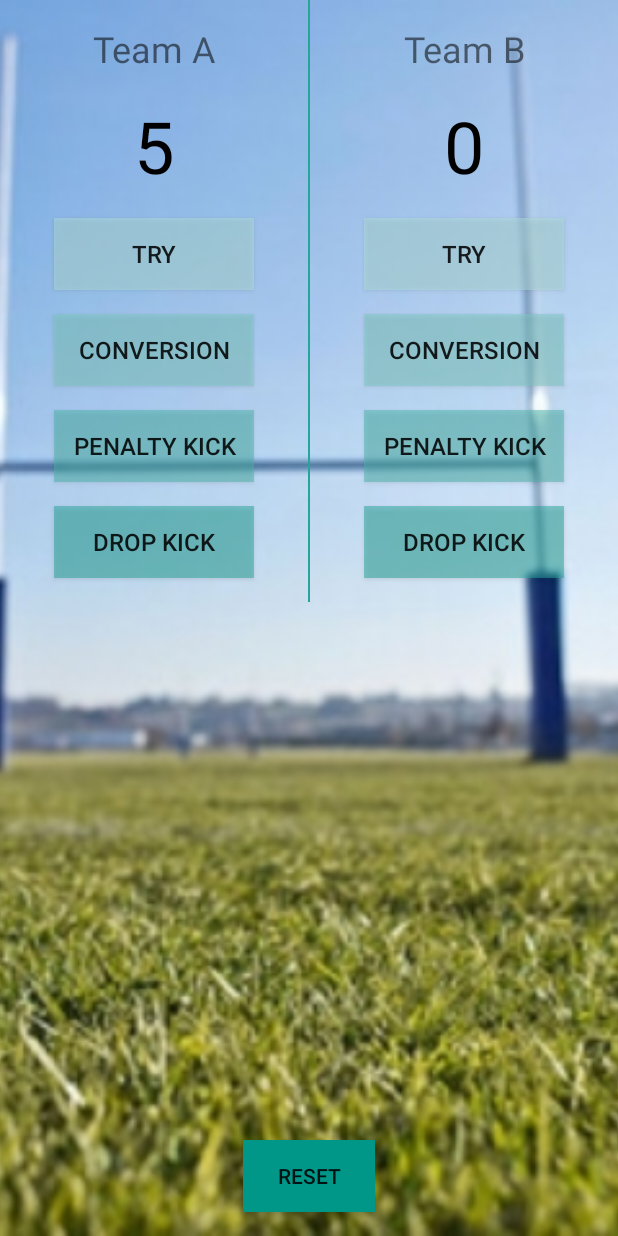
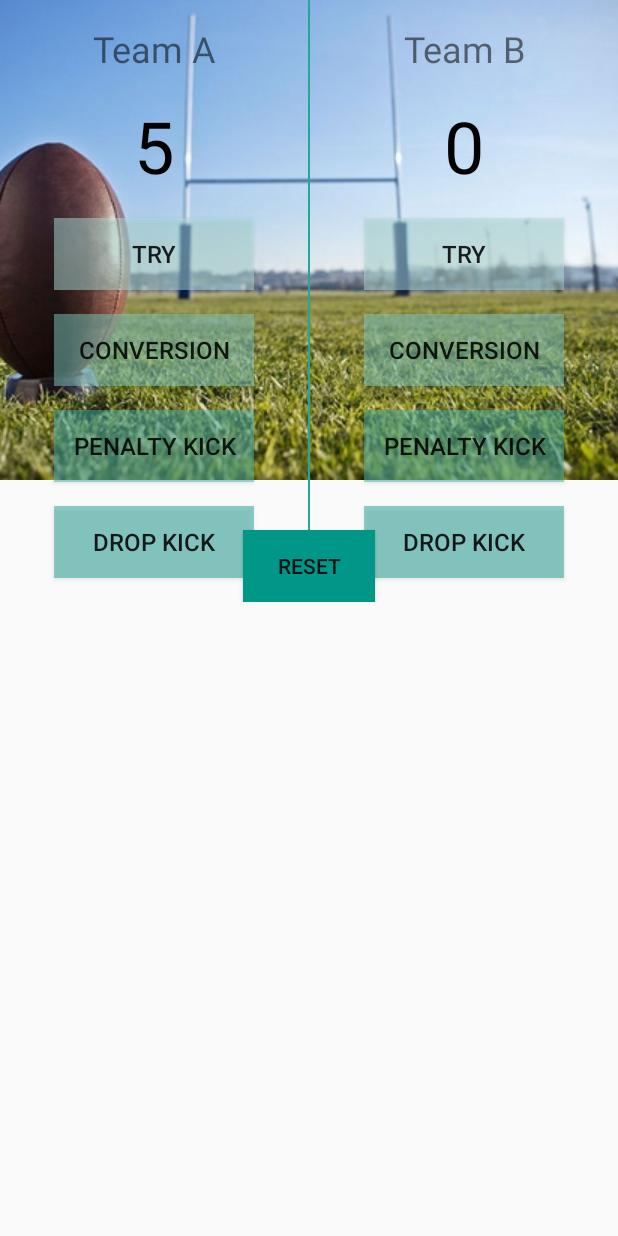
Before and after one commit to Ianwelly/RugbyScorer2, an Android app: the screen it shows after launch (MainActivity), after a tap on "TRY", on a phone screen of 412 x 824 dp. Run offline under Robolectric (Android 15) with nearby library versions, the phone set to English and light mode, and no system bars.

Commit message:
Made all changes recommended by reviewer, but adding scroll view squashes all the views together.

```diff
--- a/app/src/main/AndroidManifest.xml
+++ b/app/src/main/AndroidManifest.xml
@@ -8,7 +8,9 @@
         android:label="@string/app_name"
         android:supportsRtl="true"
         android:theme="@style/AppTheme">
-        <activity android:name=".MainActivity">
+        <activity
+            android:name=".MainActivity"
+            android:configChanges="orientation">
             <intent-filter>
                 <action android:name="android.intent.action.MAIN" />
                 <category android:name="android.intent.category.LAUNCHER" />
--- a/app/src/main/java/com/example/android/rugbyscorer/MainActivity.java
+++ b/app/src/main/java/com/example/android/rugbyscorer/MainActivity.java
@@ -6,8 +6,8 @@ import android.view.View;
 import android.widget.TextView;
 
 public class MainActivity extends AppCompatActivity {
-    int scoreTeamA = 0;
-    int scoreTeamB = 0;
+   private int scoreTeamA = 0;
+    private int scoreTeamB = 0;
 
     @Override
     protected void onCreate(Bundle savedInstanceState) {
@@ -16,22 +16,22 @@ public class MainActivity extends AppCompatActivity {
     }
 
     public void scoreATryForTeamA(View v) {
-        scoreTeamA = scoreTeamA + 5;
+        scoreTeamA += 5;
         displayForTeamA(scoreTeamA);
     }
 
     public void scoreAConversionForTeamA(View v) {
-        scoreTeamA = scoreTeamA + 2;
+        scoreTeamA += 2;
         displayForTeamA(scoreTeamA);
     }
 
     public void scoreAPenaltyForTeamA(View v) {
-        scoreTeamA = scoreTeamA + 3;
+        scoreTeamA += 3;
         displayForTeamA(scoreTeamA);
     }
 
     public void scoreADropGoalForTeamA(View v) {
-        scoreTeamA = scoreTeamA + 3;
+        scoreTeamA += 3;
         displayForTeamA(scoreTeamA);
     }
 
@@ -48,22 +48,22 @@ public class MainActivity extends AppCompatActivity {
      */
 
     public void scoreATryForTeamB(View view) {
-        scoreTeamB = scoreTeamB + 5;
+        scoreTeamB += 5;
         displayForTeamB(scoreTeamB);
     }
 
     public void scoreAConversionTeamB(View v) {
-        scoreTeamB = scoreTeamB + 2;
+        scoreTeamB += 2;
         displayForTeamB(scoreTeamB);
     }
 
     public void scoreAPenaltyForTeamB(View v) {
-        scoreTeamB = scoreTeamB + 3;
+        scoreTeamB += 3;
         displayForTeamB(scoreTeamB);
     }
 
     public void scoreADropGoalForTeamB(View v) {
-        scoreTeamB = scoreTeamB + 3;
+        scoreTeamB += 3;
         displayForTeamB(scoreTeamB);
     }
 
--- a/app/src/main/res/layout/activity_main.xml
+++ b/app/src/main/res/layout/activity_main.xml
@@ -1,10 +1,19 @@
 <?xml version="1.0" encoding="utf-8"?>
-<RelativeLayout xmlns:android="http://schemas.android.com/apk/res/android"
+
+
+<ScrollView xmlns:android="http://schemas.android.com/apk/res/android"
     xmlns:tools="http://schemas.android.com/tools"
+    android:layout_height="match_parent"
+    android:layout_width="wrap_content"
+    >
+
+    <RelativeLayout
+        tools:context="com.example.android.rugbyscorer.MainActivity"
         android:id="@+id/activity_main"
         android:layout_width="match_parent"
-android:layout_height="match_parent"
-tools:context="com.example.android.rugbyscorer.MainActivity">
+        android:layout_height="wrap_content">
+
+
 
         <ImageView
             android:layout_width="match_parent"
@@ -40,7 +49,7 @@ tools:context="com.example.android.rugbyscorer.MainActivity">
                     android:paddingLeft="8dp"
                     android:paddingRight="8dp"
                     android:text="@string/_0"
-            android:textColor="#000000"
+                    android:textColor="@color/team_a_score_text_color"
                     android:textSize="48sp" />
 
                 <Button
@@ -50,10 +59,10 @@ tools:context="com.example.android.rugbyscorer.MainActivity">
                     android:layout_marginBottom="16dp"
                     android:layout_marginLeft="36dp"
                     android:layout_marginRight="36dp"
-            android:background="#80B2DFDB"
+                    android:background="@color/team_a_try_button_bground_color"
                     android:onClick="scoreATryForTeamA"
                     android:text="@string/Try"
-            android:textSize="16dp" />
+                    android:textSize="16sp" />
 
                 <Button
                     android:id="@+id/conversion_team_a"
@@ -62,10 +71,10 @@ tools:context="com.example.android.rugbyscorer.MainActivity">
                     android:layout_marginBottom="16dp"
                     android:layout_marginLeft="36dp"
                     android:layout_marginRight="36dp"
-            android:background="#8080CBC4"
+                    android:background="@color/team_a_conversion_button_bground_color"
                     android:onClick="scoreAConversionForTeamA"
                     android:text="@string/conversion"
-            android:textSize="16dp" />
+                    android:textSize="16sp" />
 
                 <Button
                     android:id="@+id/penalty_team_a"
@@ -74,10 +83,10 @@ tools:context="com.example.android.rugbyscorer.MainActivity">
                     android:layout_marginBottom="16dp"
                     android:layout_marginLeft="36dp"
                     android:layout_marginRight="36dp"
-            android:background="#804DB6AC"
+                    android:background="@color/team_a_penalty_button_bground_color"
                     android:onClick="scoreAPenaltyForTeamA"
                     android:text="@string/penalty_kick"
-            android:textSize="16dp" />
+                    android:textSize="16sp" />
 
                 <Button
                     android:id="@+id/dropkick_team_a"
@@ -86,18 +95,17 @@ tools:context="com.example.android.rugbyscorer.MainActivity">
                     android:layout_marginBottom="16dp"
                     android:layout_marginLeft="36dp"
                     android:layout_marginRight="36dp"
-            android:background="#8026A69A"
+                    android:background="@color/team_a_dropkick_bground_color"
                     android:onClick="scoreADropGoalForTeamA"
                     android:text="@string/drop_kick"
-            android:textSize="16dp" />
+                    android:textSize="16sp" />
 
             </LinearLayout>
 
             <View
                 android:layout_width="1dp"
                 android:layout_height="match_parent"
-        android:background="@color/colorPrimaryDark">
-    </View>
+                android:background="@color/colorPrimaryDark"> </View>
 
             <LinearLayout
                 android:layout_width="match_parent"
@@ -122,7 +130,7 @@ tools:context="com.example.android.rugbyscorer.MainActivity">
                     android:paddingLeft="8dp"
                     android:paddingRight="8dp"
                     android:text="@string/_0_team_b"
-            android:textColor="#000000"
+                    android:textColor="@color/team_b_score_text_color"
                     android:textSize="48sp" />
 
                 <Button
@@ -135,7 +143,7 @@ tools:context="com.example.android.rugbyscorer.MainActivity">
                     android:background="#80B2DFDB"
                     android:onClick="scoreATryForTeamB"
                     android:text="@string/try_team_b"
-            android:textSize="16dp" />
+                    android:textSize="16sp" />
 
                 <Button
                     android:id="@+id/conversion_team_b"
@@ -147,7 +155,7 @@ tools:context="com.example.android.rugbyscorer.MainActivity">
                     android:background="#8080CBC4"
                     android:onClick="scoreAConversionTeamB"
                     android:text="@string/conversion_team_b"
-            android:textSize="16dp" />
+                    android:textSize="16sp" />
 
                 <Button
                     android:id="@+id/penalty_team_b"
@@ -159,7 +167,7 @@ tools:context="com.example.android.rugbyscorer.MainActivity">
                     android:background="#804DB6AC"
                     android:onClick="scoreAPenaltyForTeamB"
                     android:text="@string/penalty_kick_team_b"
-            android:textSize="16dp" />
+                    android:textSize="16sp" />
 
                 <Button
                     android:id="@+id/dropkick_team_b"
@@ -171,7 +179,7 @@ tools:context="com.example.android.rugbyscorer.MainActivity">
                     android:background="#8026A69A"
                     android:onClick="scoreADropGoalForTeamB"
                     android:text="@string/drop_kick_team_b"
-            android:textSize="16dp" />
+                    android:textSize="16sp" />
 
             </LinearLayout>
 
@@ -183,8 +191,10 @@ tools:context="com.example.android.rugbyscorer.MainActivity">
             android:layout_alignParentBottom="true"
             android:layout_centerHorizontal="true"
             android:layout_marginBottom="16dp"
-    android:background="#009688"
+            android:background="@color/reset_button_bground_color"
             android:onClick="resetScores"
             android:text="@string/reset" />
 
     </RelativeLayout>
+
+    </ScrollView>
--- a/app/src/main/res/values/colors.xml
+++ b/app/src/main/res/values/colors.xml
@@ -3,4 +3,23 @@
     <color name="colorPrimary">#3F51B5</color>
     <color name="colorPrimaryDark">#26A69A</color>
     <color name="colorAccent">#FF4081</color>
+
+    <!--Team A colors-->
+    <color name="team_a_score_text_color"> #000</color>
+    <color name="team_a_try_button_bground_color"> #80B2DFDB</color>
+    <color name="team_a_conversion_button_bground_color">#8080CBC4 </color>
+    <color name="team_a_penalty_button_bground_color">#804DB6AC </color>
+    <color name="team_a_dropkick_bground_color"> #8026A69A</color>
+
+    <!--Team B colors-->
+    <color name="team_b_score_text_color"> #000</color>
+    <color name="team_b_try_button_bground_color"> #80B2DFDB</color>
+    <color name="team_b_conversion_button_bground_color">#8080CBC4  </color>
+    <color name="team_b_penalty_button_bground_color">#804DB6AC </color>
+    <color name="team_b_dropkick_bground_color">#8026A69A </color>
+
+    <!--Reset Button-->
+    <color name="reset_button_bground_color">#009688 </color>
+
+
 </resources>
```
Lines whose indentation alone changed are shown as unchanged.
